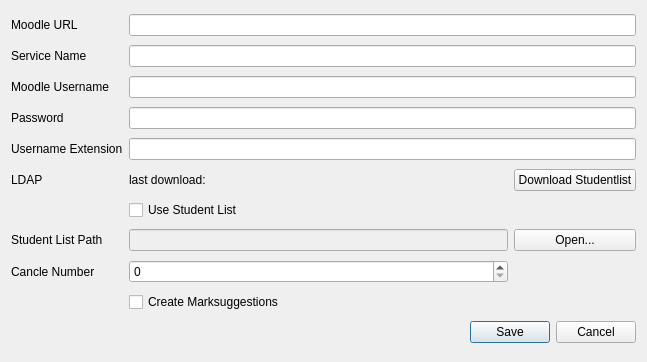
Above: settings.ui from dominikhoebert/Moodle_Sync_Aggregate before the change. Below: the same form after it.
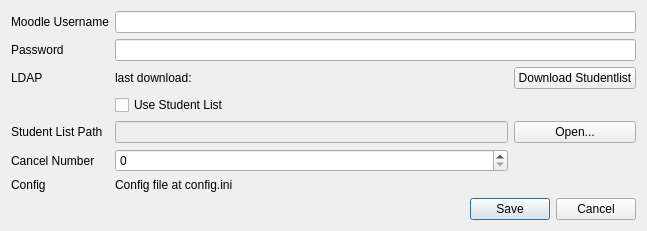
That is the form after the change.

Commit message: added configparser_module.py and config.ini

What changed in the file:
```diff
--- a/settings.ui
+++ b/settings.ui
@@ -7,34 +7,55 @@
     <x>0</x>
     <y>0</y>
     <width>647</width>
-    <height>362</height>
+    <height>219</height>
    </rect>
   </property>
   <property name="windowTitle">
    <string>Settings</string>
   </property>
   <layout class="QGridLayout" name="gridLayout">
-   <item row="10" column="1" colspan="2">
-    <widget class="QDialogButtonBox" name="buttonBox">
-     <property name="orientation">
-      <enum>Qt::Horizontal</enum>
+   <item row="3" column="1">
+    <widget class="QCheckBox" name="checkBox">
+     <property name="text">
+      <string>Use Student List</string>
      </property>
-     <property name="standardButtons">
-      <set>QDialogButtonBox::Cancel|QDialogButtonBox::Save</set>
+    </widget>
+   </item>
+   <item row="5" column="1">
+    <widget class="QSpinBox" name="cancle_number_spinBox"/>
+   </item>
+   <item row="4" column="1">
+    <widget class="QLineEdit" name="studentlist_lineEdit">
+     <property name="enabled">
+      <bool>false</bool>
      </property>
     </widget>
    </item>
    <item row="0" column="1" colspan="2">
-    <widget class="QLineEdit" name="url_lineEdit"/>
+    <widget class="QLineEdit" name="username_lineEdit"/>
    </item>
-   <item row="3" column="1" colspan="2">
+   <item row="2" column="2">
+    <widget class="QPushButton" name="download_pushButton">
+     <property name="text">
+      <string>Download Studentlist</string>
+     </property>
+    </widget>
+   </item>
+   <item row="1" column="1" colspan="2">
     <widget class="QLineEdit" name="password_lineEdit">
      <property name="echoMode">
       <enum>QLineEdit::PasswordEchoOnEdit</enum>
      </property>
     </widget>
    </item>
-   <item row="3" column="0">
+   <item row="5" column="0">
+    <widget class="QLabel" name="label_8">
+     <property name="text">
+      <string>Cancel Number</string>
+     </property>
+    </widget>
+   </item>
+   <item row="1" column="0">
     <widget class="QLabel" name="label_5">
      <property name="text">
       <string>Password</string>
@@ -44,54 +65,14 @@
      </property>
     </widget>
    </item>
-   <item row="7" column="0">
-    <widget class="QLabel" name="label">
+   <item row="2" column="1">
+    <widget class="QLabel" name="last_download_label">
      <property name="text">
-      <string>Student List Path</string>
-     </property>
-     <property name="buddy">
-      <cstring>studentlist_lineEdit</cstring>
+      <string>last download: </string>
      </property>
     </widget>
    </item>
    <item row="0" column="0">
-    <widget class="QLabel" name="label_2">
-     <property name="text">
-      <string>Moodle URL</string>
-     </property>
-     <property name="buddy">
-      <cstring>url_lineEdit</cstring>
-     </property>
-    </widget>
-   </item>
-   <item row="2" column="1" colspan="2">
-    <widget class="QLineEdit" name="username_lineEdit"/>
-   </item>
-   <item row="6" column="1">
-    <widget class="QCheckBox" name="checkBox">
-     <property name="text">
-      <string>Use Student List</string>
-     </property>
-    </widget>
-   </item>
-   <item row="7" column="1">
-    <widget class="QLineEdit" name="studentlist_lineEdit">
-     <property name="enabled">
-      <bool>false</bool>
-     </property>
-    </widget>
-   </item>
-   <item row="1" column="0">
-    <widget class="QLabel" name="label_3">
-     <property name="text">
-      <string>Service Name</string>
-     </property>
-     <property name="buddy">
-      <cstring>service_lineEdit</cstring>
-     </property>
-    </widget>
-   </item>
-   <item row="2" column="0">
     <widget class="QLabel" name="label_4">
      <property name="text">
       <string>Moodle Username</string>
@@ -101,24 +82,24 @@
      </property>
     </widget>
    </item>
-   <item row="7" column="2">
+   <item row="7" column="1" colspan="2">
+    <widget class="QDialogButtonBox" name="buttonBox">
+     <property name="orientation">
+      <enum>Qt::Horizontal</enum>
+     </property>
+     <property name="standardButtons">
+      <set>QDialogButtonBox::Cancel|QDialogButtonBox::Save</set>
+     </property>
+    </widget>
+   </item>
+   <item row="4" column="2">
     <widget class="QPushButton" name="open_pushButton">
      <property name="text">
       <string>Open...</string>
      </property>
     </widget>
    </item>
-   <item row="1" column="1" colspan="2">
-    <widget class="QLineEdit" name="service_lineEdit">
-     <property name="sizePolicy">
-      <sizepolicy hsizetype="Expanding" vsizetype="Fixed">
-       <horstretch>0</horstretch>
-       <verstretch>0</verstretch>
-      </sizepolicy>
-     </property>
-    </widget>
-   </item>
-   <item row="5" column="0">
+   <item row="2" column="0">
     <widget class="QLabel" name="label_6">
      <property name="text">
       <string>LDAP</string>
@@ -128,47 +109,27 @@
      </property>
     </widget>
    </item>
-   <item row="5" column="2">
-    <widget class="QPushButton" name="download_pushButton">
-     <property name="text">
-      <string>Download Studentlist</string>
-     </property>
-    </widget>
-   </item>
-   <item row="5" column="1">
-    <widget class="QLabel" name="last_download_label">
-     <property name="text">
-      <string>last download: </string>
-     </property>
-    </widget>
-   </item>
    <item row="4" column="0">
-    <widget class="QLabel" name="label_7">
+    <widget class="QLabel" name="label">
      <property name="text">
-      <string>Username Extension</string>
+      <string>Student List Path</string>
      </property>
     </widget>
    </item>
-   <item row="4" column="1" colspan="2">
-    <widget class="QLineEdit" name="extension_lineEdit"/>
-   </item>
-   <item row="8" column="0">
-    <widget class="QLabel" name="label_8">
+   <item row="6" column="1">
+    <widget class="QLabel" name="config_label">
      <property name="text">
-      <string>Cancle Number</string>
+      <string>Config file at config.ini</string>
      </property>
     </widget>
    </item>
-   <item row="9" column="1">
-    <widget class="QCheckBox" name="marksuggestion_checkBox">
+   <item row="6" column="0">
+    <widget class="QLabel" name="label_2">
      <property name="text">
-      <string>Create Marksuggestions</string>
+      <string>Config</string>
      </property>
     </widget>
    </item>
-   <item row="8" column="1">
-    <widget class="QSpinBox" name="cancle_number_spinBox"/>
-   </item>
   </layout>
  </widget>
  <tabstops>
```
Left out of the diff: 5 changed lines with no effect on the pictures. The commit also changes 7 other files.
